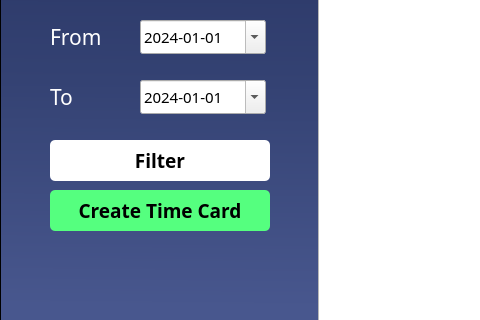
First picture: the form in TimeKeeping/timeLogger/timeLog.ui, repository Maze711/systemPayroll, before the edit; both pictures show x 0 to 480 and y 260 to 580 of the 1180 by 665 pixel window.
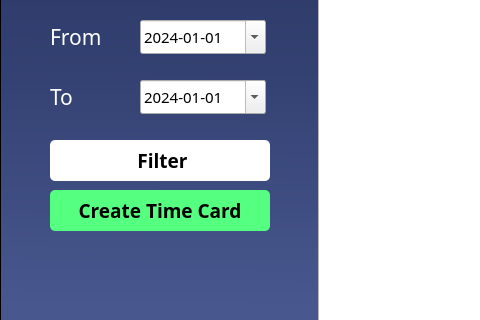
Second picture: the form after the edit. Icons and pictures are not drawn.

Commit message: Added new svg icons in TimeKeeping

```diff
--- a/TimeKeeping/timeLogger/timeLog.ui
+++ b/TimeKeeping/timeLogger/timeLog.ui
@@ -241,12 +241,16 @@
       <string notr="true"/>
      </property>
      <property name="text">
-      <string>Filter</string>
+      <string> Filter</string>
+     </property>
+     <property name="icon">
+      <iconset>
+       <normaloff>../../MainFrame/Resources/Icons/date-filter.svg</normaloff>../../MainFrame/Resources/Icons/date-filter.svg</iconset>
      </property>
      <property name="iconSize">
       <size>
-       <width>22</width>
-       <height>22</height>
+       <width>24</width>
+       <height>24</height>
       </size>
      </property>
     </widget>
```
The commit also changes 6 other files.
